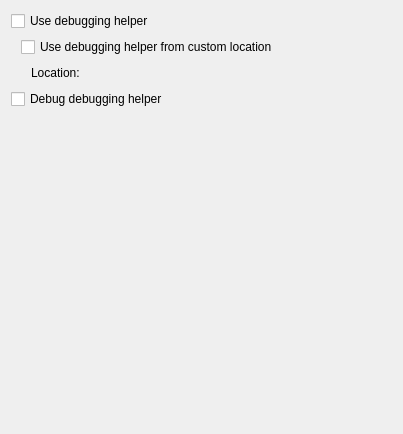
Qt form src/plugins/debugger/dumperoptionpage.ui (qt-creator/qt-creator) before a commit.
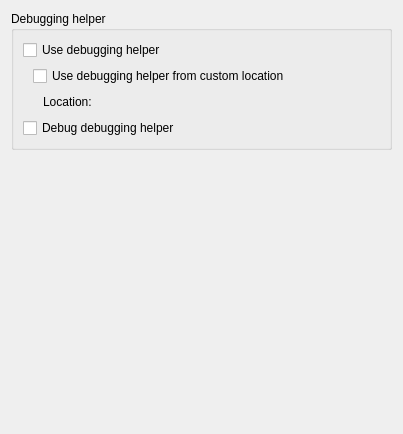
The same form after that commit. Custom widgets are drawn as their Qt base class.

Commit message: Polishing Settings Ui: Putting Debugging Helper settings into a GroupBox

```diff
--- a/src/plugins/debugger/dumperoptionpage.ui
+++ b/src/plugins/debugger/dumperoptionpage.ui
@@ -10,6 +10,12 @@
     <height>434</height>
    </rect>
   </property>
+  <layout class="QVBoxLayout" name="verticalLayout_2">
+   <item>
+    <widget class="QGroupBox" name="groupBox">
+     <property name="title">
+      <string>Debugging helper</string>
+     </property>
   <layout class="QVBoxLayout" name="verticalLayout">
    <item>
     <widget class="QCheckBox" name="checkBoxUseDebuggingHelpers">
@@ -91,6 +97,13 @@
      </property>
     </widget>
    </item>
+     </layout>
+     <zorder></zorder>
+     <zorder>checkBoxDebugDebuggingHelpers</zorder>
+     <zorder>checkBoxUseDebuggingHelpers</zorder>
+     <zorder></zorder>
+    </widget>
+   </item>
    <item>
     <spacer name="verticalSpacer">
      <property name="orientation">
```
Left out of the diff: 2 changed lines with no effect on the pictures. Lines whose indentation alone changed are shown as unchanged. The commit also changes 3 other files.
